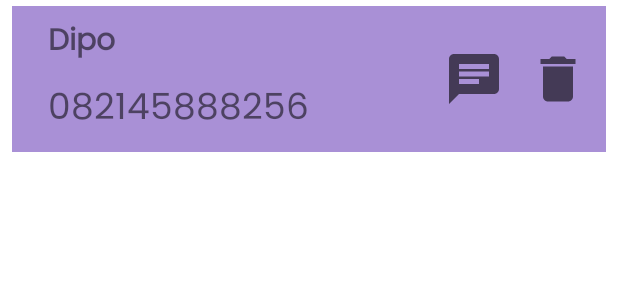
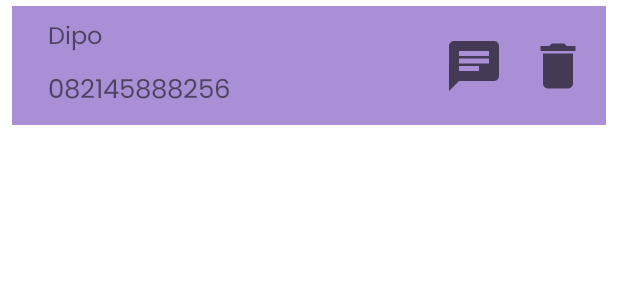
Before and after one commit to dipoengoro/AndroidContact, an Android app: the layout list_item.xml on its own in the app's theme, with its tools: preview values and no code run, on a phone screen of 412 x 824 dp. Shown: the top 300 px of the screen. Run offline under Robolectric (Android 15) with nearby library versions, the phone set to English and light mode, and no system bars.

Commit message:
Refine textName and textNumber

```diff
--- a/app/src/main/res/layout/list_item.xml
+++ b/app/src/main/res/layout/list_item.xml
@@ -20,8 +20,7 @@
         android:paddingStart="@dimen/small_margin"
         android:paddingEnd="@dimen/small_margin"
         android:textSize="@dimen/text_name_size"
-        android:textStyle="bold"
-        android:fontFamily="@font/poppins"
+        android:maxLines="1"
         app:layout_constraintEnd_toStartOf="@+id/iconWhatsApp"
         app:layout_constraintStart_toStartOf="parent"
         app:layout_constraintTop_toTopOf="parent"
--- a/app/src/main/res/values/dimens.xml
+++ b/app/src/main/res/values/dimens.xml
@@ -5,8 +5,8 @@
     <dimen name="small_margin">8dp</dimen>
     <dimen name="match_constraint">0dp</dimen>
     <dimen name="min_edit_height">48dp</dimen>
-    <dimen name="text_name_size">20sp</dimen>
-    <dimen name="text_number_size">24sp</dimen>
+    <dimen name="text_name_size">16sp</dimen>
+    <dimen name="text_number_size">17sp</dimen>
     <dimen name="extra_small_margin">4dp</dimen>
     <dimen name="icon_size">48dp</dimen>
 </resources>
```
